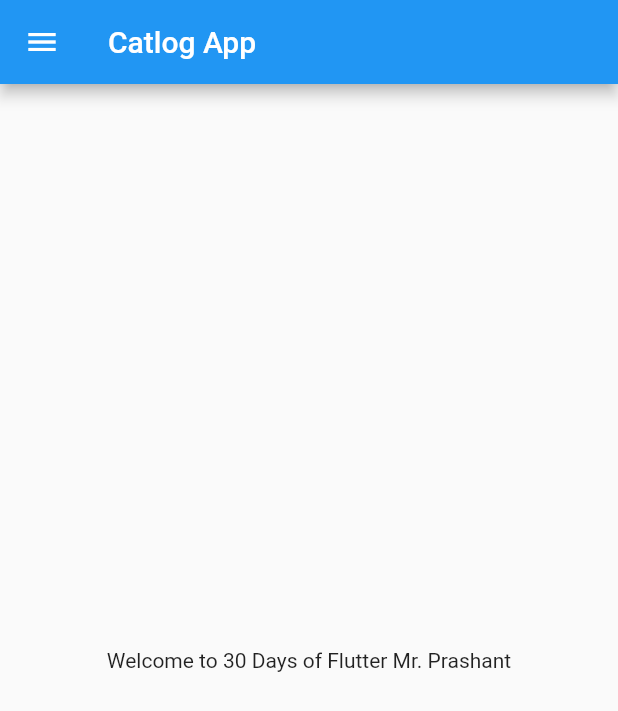
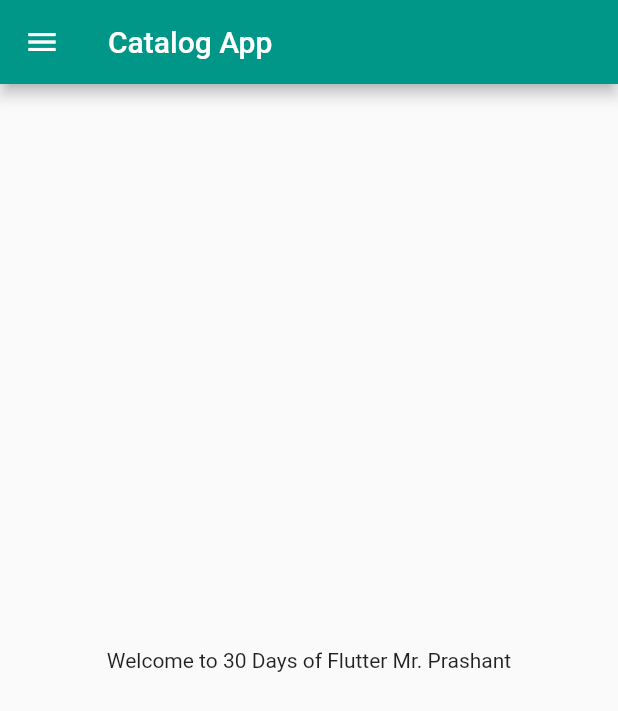
Before and after one commit to prashantbhattacharya20/Prasun-Bhattacharya-App, a Flutter app: the screen it shows after launch, on a phone screen of 412 x 824 dp. Shown: the top 711 px of the screen. Run offline on Flutter 3.47's test engine with Material 2 defaults, Android fonts, the phone set to English and light mode, and no system bars.

Commit message:
Day 3 completed

```diff
--- a/lib/main.dart
+++ b/lib/main.dart
@@ -1,5 +1,6 @@
 import 'package:flutter/material.dart';
-import 'package:flutter_catalog/home_page.dart';
+import 'package:flutter_catalog/pages/home_page.dart';
+import 'package:flutter_catalog/pages/login_page.dart';
 
 void main() {
   runApp(MyApp());
@@ -11,7 +12,18 @@ class MyApp extends StatelessWidget {
   Widget build(BuildContext context) {
 
     return MaterialApp(
-      home: HomePage(),
+      themeMode: ThemeMode.light,
+      theme: ThemeData(
+        primarySwatch: Colors.teal),
+      darkTheme: ThemeData(
+        brightness: Brightness.dark,
+        ),
+        initialRoute: "/home",
+        routes: {
+          "/" :(context) => LoginPage(),
+          "/home" :(context) => HomePage(),
+          "/login":(context) => LoginPage()
+        } ,
     );
   }
 }
--- a/lib/home_page.dart
+++ b/lib/pages/home_page.dart
@@ -8,7 +8,7 @@ class HomePage extends StatelessWidget {
     String name = "Prashant";
     return Scaffold(
       appBar: AppBar(
-        title: Text("Catlog App"),
+        title: Text("Catalog App"),
       ),
       body: Center(
         child: Container(
```
Also changed, not shown: lib/pages/login_page.dart (added, +17 -0 lines).
